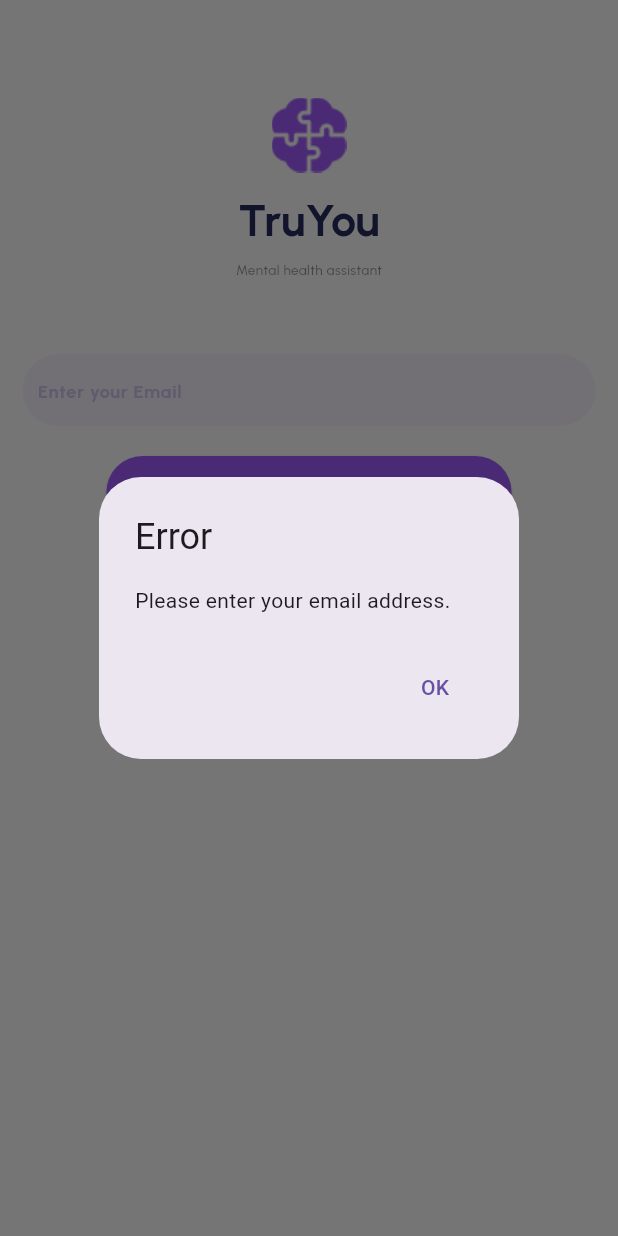
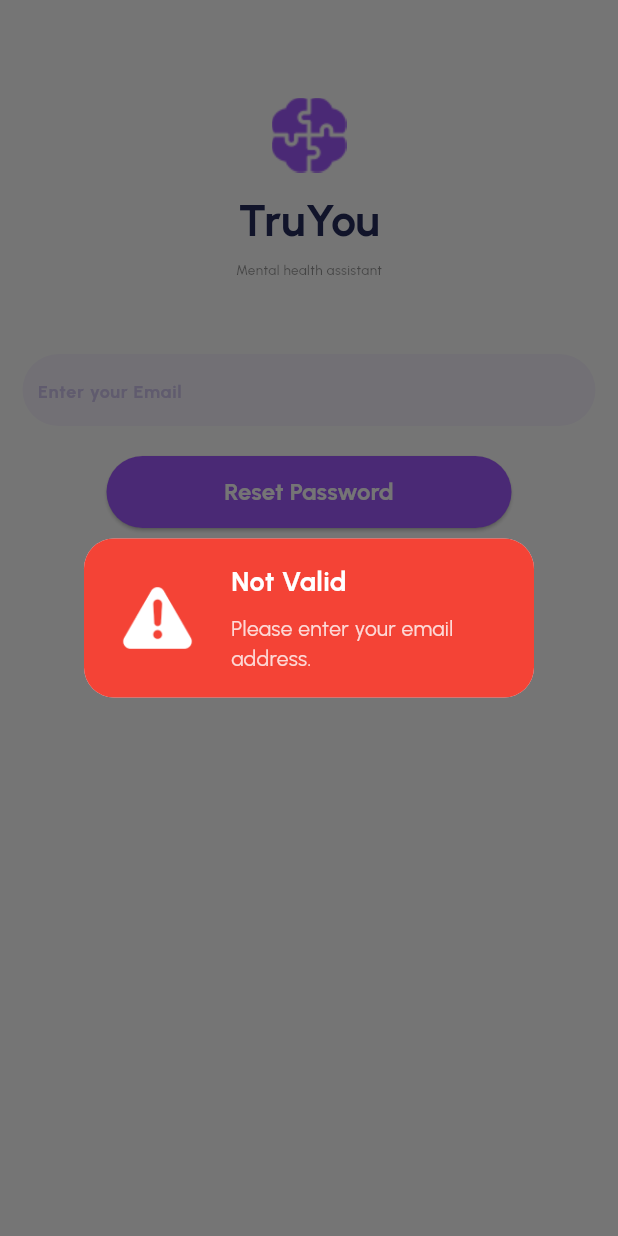
Before and after one commit to eslamnaaser454/TruYou, a Flutter app: the ResetPassword screen opened directly, after a tap on "Reset Password", on a phone screen of 412 x 824 dp. Run offline on Flutter 3.47's test engine with Material 3 defaults, Android fonts, the phone set to English and light mode, and no system bars; our stand-ins replace cloud_firestore, firebase_auth, firebase_core, google_generative_ai, shared_preferences; accounts and stored records are empty.

Commit message:
Edit Alert Message

```diff
--- a/truyou/lib/Login-Sginup/ResetPassword.dart
+++ b/truyou/lib/Login-Sginup/ResetPassword.dart
@@ -9,6 +9,7 @@ import 'package:firebase_auth/firebase_auth.dart';
 import 'package:flutter/material.dart';
 import 'package:firebase_auth/firebase_auth.dart';
 import 'package:flutter/material.dart';
+import 'package:truyou/Login-Sginup/Errorpopup.dart';
 import 'package:truyou/Login-Sginup/Sign_in.dart';
 
 class ResetPassword extends StatefulWidget {
@@ -45,25 +46,27 @@ class _ResetPassword extends State<ResetPassword> {
     );
   }
 
-  // Function to display an alert dialog
-  void _showAlertDialog(String title, String message) {
+  void _showAlertDialog(String t, String message) {
+     bool dialogOpen = true;
+
+    // Show the dialog
     showDialog(
       context: context,
-      builder: (BuildContext context) {
-        return AlertDialog(
-          title: Text(title),
-          content: Text(message),
-          actions: [
-            TextButton(
-              onPressed: () {
-                Navigator.of(context).pop(); // Close the dialog
-              },
-              child: const Text('OK'),
-            ),
-          ],
-        );
-      },
-    );
+      builder: (context) => ErrorMessagePopup(
+        title: t,
+        description: message,
+      ),
+    ).then((_) {
+      // When the dialog is dismissed manually, set dialogOpen to false
+      dialogOpen = false;
+    });
+
+    // Dismiss the dialog automatically after 1.5 seconds
+    Future.delayed(const Duration(seconds: 1, milliseconds: 500), () {
+      if (dialogOpen) {
+        Navigator.of(context).pop(); // Dismiss the dialog only if still open
+      }
+    });
   }
 
  // Function to send a verification link to the email
@@ -71,7 +74,7 @@ Future<void> _sendVerificationLink() async {
   String email = emailController.text;
 
   if (email.isEmpty) {
-    _showAlertDialog('Error', 'Please enter your email address.');
+    _showAlertDialog('Not Valid', 'Please enter your email address.');
     return;
   }
 
@@ -84,7 +87,7 @@ Future<void> _sendVerificationLink() async {
 
     if (querySnapshot.docs.isEmpty) {
       // No user found with the given email
-      _showAlertDialog('Error', 'User does not exist.');
+      _showAlertDialog('Not Valid', 'User does not exist.');
       return;
     }
 
@@ -97,7 +100,7 @@ Future<void> _sendVerificationLink() async {
     Navigator.push(context, _createPageRoute(LoginScreen()));
 
   } catch (e) {
-    _showAlertDialog('Error', 'Error: $e');
+    _showAlertDialog('Not Valid', 'Error: $e');
   }
 }
  PageRouteBuilder _createPageRoute(Widget page) {
--- a/truyou/lib/Login-Sginup/Sign_Up.dart
+++ b/truyou/lib/Login-Sginup/Sign_Up.dart
@@ -240,6 +240,12 @@ class _SignUpScreenState extends State<SignUpScreen> {
 
           }
 
+
+
+if(passwordController.text.isEmpty){
+  _showAlert(context,'Not Valid', 'Password Can\'t be empty');
+            return;
+}
           if(emailController.text.isEmpty){
   _showAlert(context,'Not Valid', 'Email Can\'t be empty');
             return;
--- a/truyou/lib/main.dart
+++ b/truyou/lib/main.dart
@@ -53,7 +53,7 @@ class TruYouApp extends StatelessWidget {
   Widget build(BuildContext context) {
     return MaterialApp(
       debugShowCheckedModeBanner: false, // Removes the debug banner
-      initialRoute: '/cbtpage',
+      initialRoute: '/splash',
       routes: {
         '/dashboard': (context) => DashboardPage(),
         '/chatstart': (context) => const Creatnewchat(),
```
Also changed, not shown: truyou/lib/Login-Sginup/ResetPasswordfromprofile.dart (+24 -20 lines).
